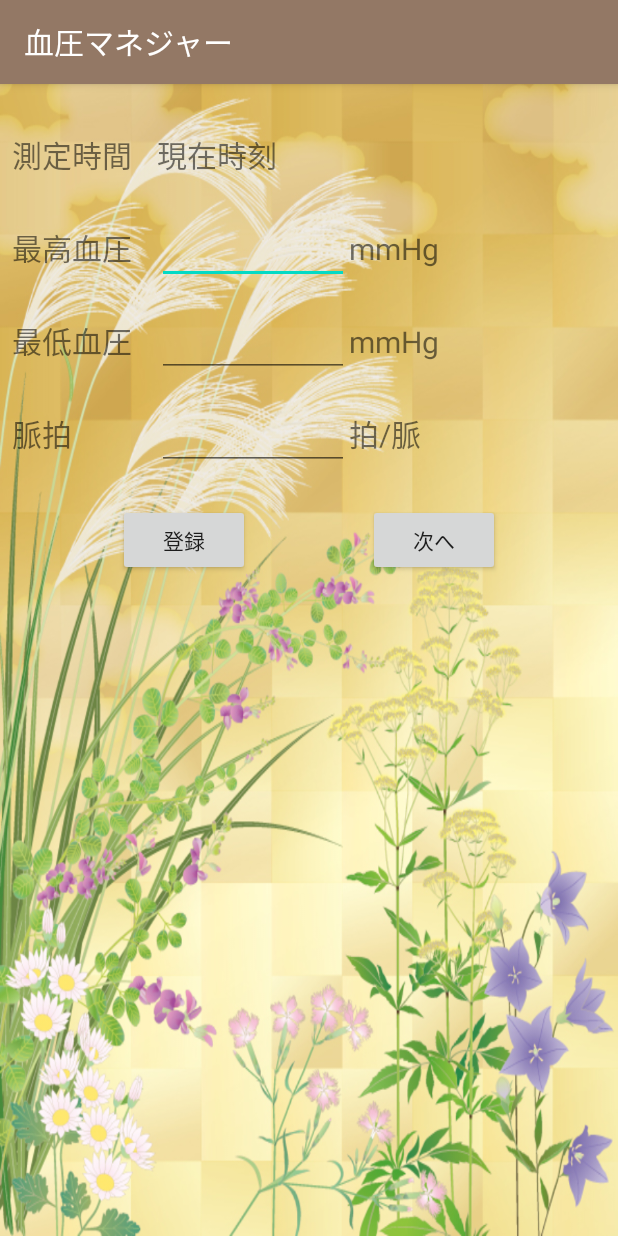
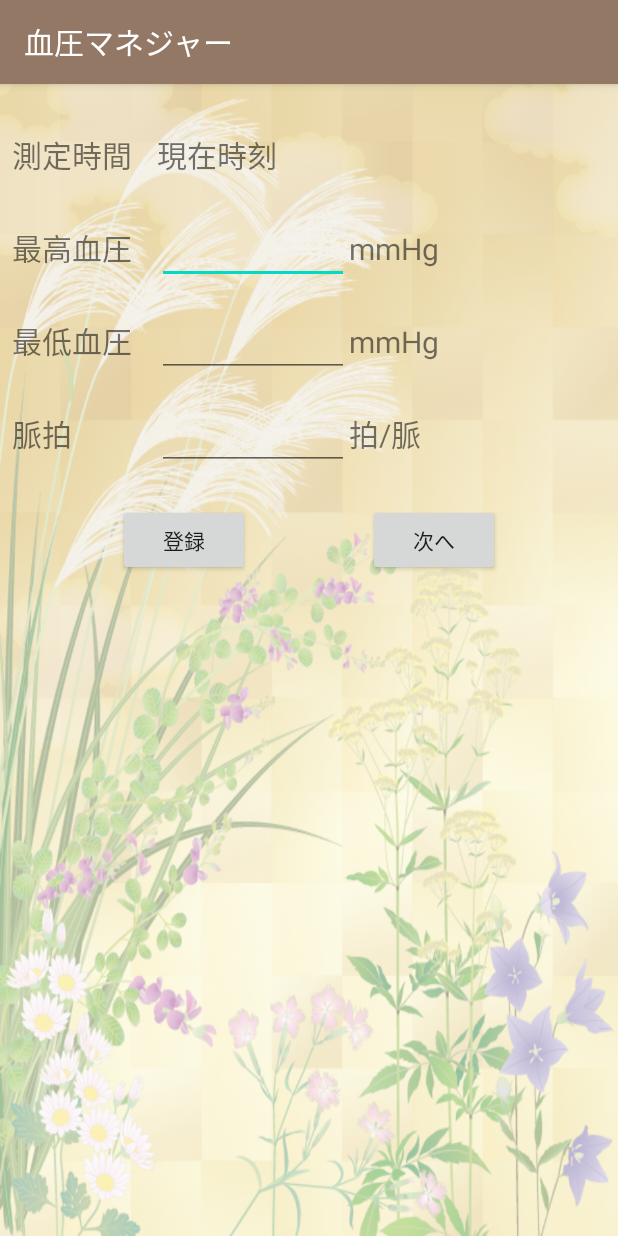
Before and after one commit to yukino555/BloodPressureManagement, an Android app: the screen it shows after launch (BloodPressureAdditionActivity), on a phone screen of 412 x 824 dp. Run offline under Robolectric (Android 15) with nearby library versions, the phone set to English and light mode, and no system bars; Roboto replaces fonts that are not available here; 1 statement that could not run was skipped.

Commit message:
MPAndroidChertをimportしました。

```diff
--- a/app/build.gradle
+++ b/app/build.gradle
@@ -29,5 +29,5 @@ dependencies {  // 使いたいライブラリはこの中にコピーする？
     testImplementation 'junit:junit:4.12'
     androidTestImplementation 'androidx.test.ext:junit:1.1.1'
     androidTestImplementation 'androidx.test.espresso:espresso-core:3.2.0'
-
+    implementation
 }
--- a/app/src/main/AndroidManifest.xml
+++ b/app/src/main/AndroidManifest.xml
@@ -9,9 +9,11 @@
         android:roundIcon="@mipmap/ic_launcher_round"
         android:supportsRtl="true"
         android:theme="@style/AppTheme">
-        <activity android:name=".HomeActivity"/>
+        <activity android:name=".GraphActivity"></activity>
+        <activity android:name=".BloodPressureActivity$GraphActivity" />
+        <activity android:name=".HomeActivity" />
         <activity android:name=".UserFinishActivity" />
-        <activity android:name=".BloodPressureActivity"/>
+        <activity android:name=".BloodPressureActivity" />
         <activity android:name=".BloodPressureAdditionActivity">
             <intent-filter>
                 <action android:name="android.intent.action.MAIN" />
--- a/app/src/main/res/layout/activity_blood_pressure_addition.xml
+++ b/app/src/main/res/layout/activity_blood_pressure_addition.xml
@@ -10,7 +10,8 @@
         android:src="@drawable/a531894"
         android:scaleType="fitXY"
         android:layout_width="match_parent"
-        android:layout_height="match_parent"/>
+        android:layout_height="match_parent"
+        android:alpha="0.50"/>
 
     <TextView
         android:id="@+id/tvCountingTime"
--- a/build.gradle
+++ b/build.gradle
@@ -16,6 +16,7 @@ allprojects {
     repositories {
         google()
         jcenter()
+        maben{ url 'https://jitpack.io'}
     }
 }
 
```
Also changed, not shown: app/src/main/java/example/com/bloodpressuremanagementuser/GraphActivity.java (added, +14 -0 lines), app/src/main/res/layout/activity_graph.xml (added, +10 -0 lines).
